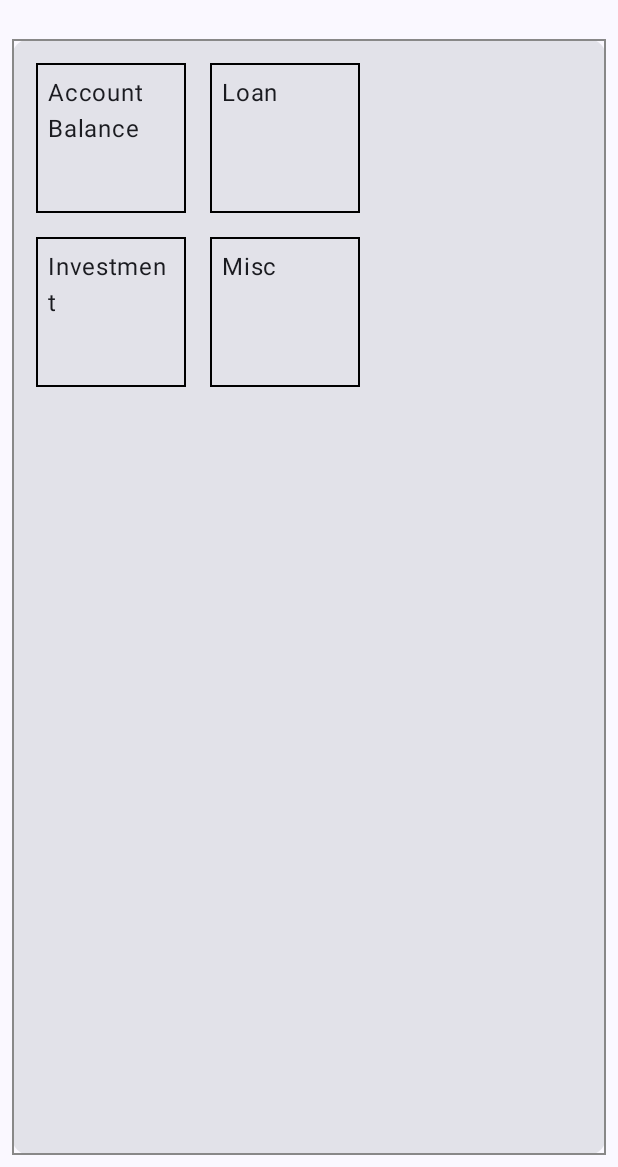
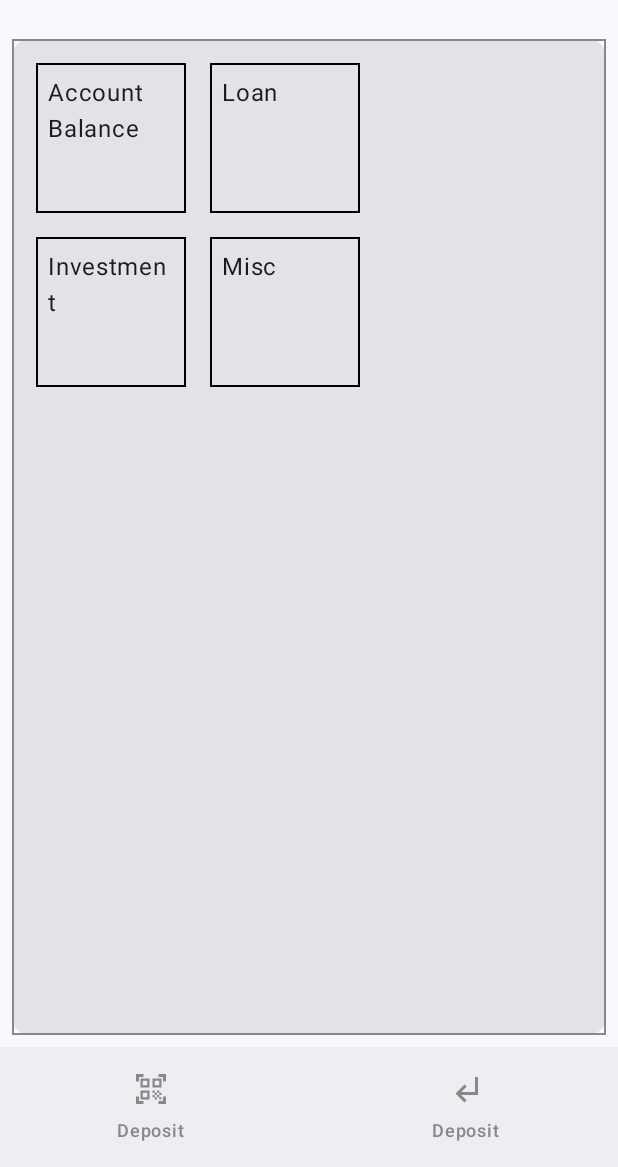
Before and after one commit to Sagarika-CUCSIT/BankingApp1, an Android app built with Jetpack Compose: the AccountHomeView screen opened through its navigation route, on a phone screen of 412 x 824 dp, the part 69-1236 px from its top. Run offline under Robolectric (Android 15) with nearby library versions, the phone set to English and light mode, and no system bars.

```diff
--- a/BankingApp/app/src/main/java/com/example/bankingapp/Account.kt
+++ b/BankingApp/app/src/main/java/com/example/bankingapp/Account.kt
@@ -7,6 +7,8 @@ import androidx.compose.foundation.clickable
 import androidx.compose.foundation.layout.*
 import androidx.compose.foundation.lazy.LazyColumn
 import androidx.compose.foundation.lazy.items
+//import androidx.compose.material.BottomNavigation
+//import androidx.compose.material.BottomNavigationItem
 import androidx.compose.material3.*
 import androidx.compose.material.icons.Icons
 import androidx.compose.material.icons.filled.AccountCircle
@@ -26,12 +28,36 @@ import kotlinx.coroutines.launch
 
 @OptIn(ExperimentalMaterial3Api::class)
 @Composable
-fun Account(navController: NavController) {
+fun AccountHomeView(navController: NavController) {
     val drawerState = rememberDrawerState(DrawerValue.Closed)
     val scope = rememberCoroutineScope()
     val viewModel: MainViewModel = viewModel()
     val currentScreen = remember { viewModel.currentScreen.value }
     val title = remember { mutableStateOf(currentScreen.title) }
+    val bottomBar: @Composable () -> Unit = {
+        //if (currentScreen is Screen.DrawerScreen || currentScreen is Screen.BottomScreen) {
+        NavigationBar(Modifier.wrapContentSize()) {
+            ScreenInBottom.forEach { item ->
+                NavigationBarItem(
+                    selected = currentScreen == item,
+                    onClick = { navController.navigate(item.bRoute) },
+                    icon = {
+                        Icon(
+                            painter = painterResource(id = item.icon),
+                            contentDescription = item.bTitle
+                        )
+                    },
+                    label = { Text(text = item.bTitle) },
+                    colors = NavigationBarItemDefaults.colors(
+                        selectedIconColor = Color.Blue, // Customize selected icon color
+                        unselectedIconColor = Color.Gray, // Customize unselected icon color
+                        selectedTextColor = Color.Blue, // Customize selected text color
+                        unselectedTextColor = Color.Gray // Customize unselected text color
+                    )
+                )
+            }
+        }
+    }
 
     ModalNavigationDrawer(
         drawerState = drawerState,
@@ -41,7 +67,11 @@ fun Account(navController: NavController) {
                 //    .background(Color.White)// Set background color of the drawer here
                 //    .size(300.dp)
             //)
-            LazyColumn(Modifier.padding(WindowInsets.statusBars.asPaddingValues()).background(Color.White).size(300.dp)) {
+            LazyColumn(
+                Modifier
+                    .padding(WindowInsets.statusBars.asPaddingValues())
+                    .background(Color.White)
+                    .size(300.dp)) {
                 items(ScreenInDrawer) { item ->
                     DrawerItem(selected = navController.currentBackStackEntryAsState().value?.destination?.route == item.dRoute, item = item) {
                         scope.launch {
@@ -59,6 +89,7 @@ fun Account(navController: NavController) {
         },
         content = {
             Scaffold(
+                bottomBar = bottomBar,
                 topBar = {
                     TopAppBar(
                         title = { Text("Banking App") },
@@ -210,7 +241,7 @@ fun DrawerItem(
 @Composable
 fun AccountPreview() {
     val navController = rememberNavController()
-    Account(navController = navController)
+    AccountHomeView(navController = navController)
 }
 
 
--- a/BankingApp/app/src/main/java/com/example/bankingapp/HomeView.kt
+++ b/BankingApp/app/src/main/java/com/example/bankingapp/HomeView.kt
@@ -66,7 +66,7 @@ fun Login(navController: NavController) {//login: LogIn
             )
 
             Button(
-                onClick = { navController.navigate(Screen.Account.route) },
+                onClick = { navController.navigate(Screen.AccountHomeView.route) },
                 modifier = Modifier.align(Alignment.End)
             ) {
                 Text("Login")
--- a/BankingApp/app/src/main/java/com/example/bankingapp/Navigation.kt
+++ b/BankingApp/app/src/main/java/com/example/bankingapp/Navigation.kt
@@ -14,10 +14,10 @@ fun Navigation(navController: NavHostController= rememberNavController())
     {
                     composable(Screen.HomeScreen.route){
                         //Login(navController)
-                        Account(navController)
+                        Login(navController)
                     }
-                    composable(Screen.Account.route){
-                        Account(navController)
+                    composable(Screen.AccountHomeView.route){
+                        AccountHomeView(navController)
                     }
                     composable(Screen.AccountBalance.route){
                         AccountBalance(navController)
@@ -31,15 +31,15 @@ fun Navigation(navController: NavHostController= rememberNavController())
                     }
                     composable(Screen.DrawerScreen.Home.dRoute)
                     {
-                        Account(navController)
+                        AccountHomeView(navController)
                     }
-                    composable(Screen.DrawerScreen.Deposits.dRoute)
+                    composable(Screen.DrawerScreen.Account.dRoute)
                     {
                         AccountBalance(navController)
                     }
                     composable(Screen.DrawerScreen.Settings.dRoute)
                     {
-                        Account(navController)
+                        AccountHomeView(navController)
                     }
     }
 }
--- /dev/null
+++ b/BankingApp/app/src/main/res/drawable/baseline_qr_code_scanner_24.xml
@@ -0,0 +1,5 @@
+<vector xmlns:android="http://schemas.android.com/apk/res/android" android:height="24dp" android:tint="#000000" android:viewportHeight="24" android:viewportWidth="24" android:width="24dp">
+
+    <path android:fillColor="@android:color/white" android:pathData="M9.5,6.5v3h-3v-3H9.5M11,5H5v6h6V5L11,5zM9.5,14.5v3h-3v-3H9.5M11,13H5v6h6V13L11,13zM17.5,6.5v3h-3v-3H17.5M19,5h-6v6h6V5L19,5zM13,13h1.5v1.5H13V13zM14.5,14.5H16V16h-1.5V14.5zM16,13h1.5v1.5H16V13zM13,16h1.5v1.5H13V16zM14.5,17.5H16V19h-1.5V17.5zM16,16h1.5v1.5H16V16zM17.5,14.5H19V16h-1.5V14.5zM17.5,17.5H19V19h-1.5V17.5zM22,7h-2V4h-3V2h5V7zM22,22v-5h-2v3h-3v2H22zM2,22h5v-2H4v-3H2V22zM2,2v5h2V4h3V2H2z"/>
+
+</vector>
--- /dev/null
+++ b/BankingApp/app/src/main/res/drawable/baseline_subdirectory_arrow_left_24.xml
@@ -0,0 +1,5 @@
+<vector xmlns:android="http://schemas.android.com/apk/res/android" android:height="24dp" android:tint="#000000" android:viewportHeight="24" android:viewportWidth="24" android:width="24dp">
+
+    <path android:fillColor="@android:color/white" android:pathData="M11,9l1.42,1.42L8.83,14H18V4h2v12H8.83l3.59,3.58L11,21l-6,-6 6,-6z"/>
+
+</vector>
```
Also changed, not shown: BankingApp/app/src/main/java/com/example/bankingapp/Screen.kt (+23 -4 lines).
